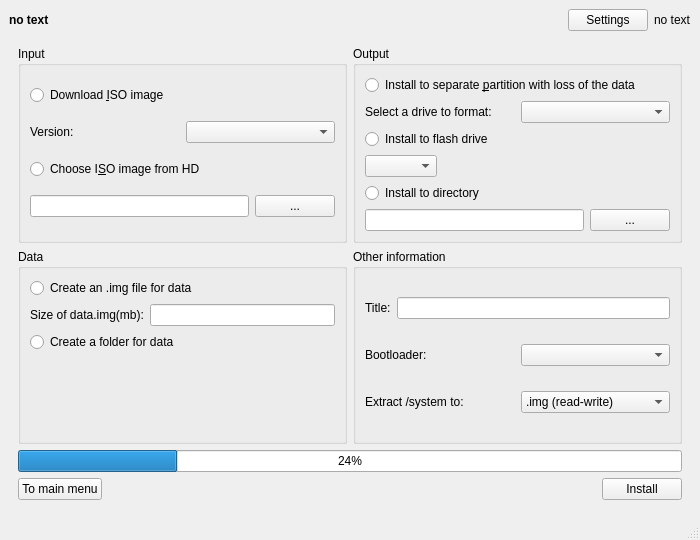
Old version of the form window.ui in the repository YourDroid/YourDroid.
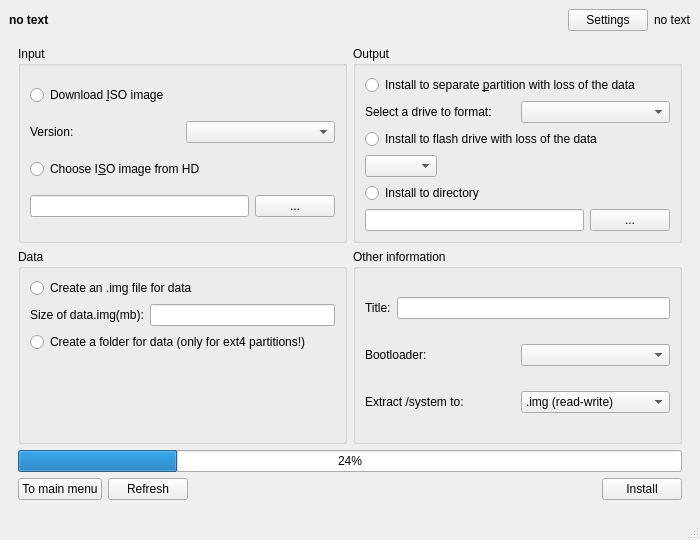
New version of the form. The open tabs and pages were chosen to show the change. Icons and pictures are not drawn.

Commit message: added installation to a flash drive

What changed in the file:
```diff
--- a/window.ui
+++ b/window.ui
@@ -352,7 +352,7 @@
              <item>
               <widget class="QRadioButton" name="radioDataToFolder">
                <property name="text">
-                <string>Create a folder for data</string>
+                <string>Create a folder for data (only for ext4 partitions!)</string>
                </property>
               </widget>
              </item>
@@ -515,7 +515,7 @@
              <item>
               <widget class="QRadioButton" name="radioInstallFlashDriveIns">
                <property name="text">
-                <string>Install to flash drive</string>
+                <string>Install to flash drive with loss of the data</string>
                </property>
               </widget>
              </item>
@@ -574,6 +574,13 @@
             </property>
            </widget>
           </item>
+          <item>
+           <widget class="QPushButton" name="buttonRefreshInstall">
+            <property name="text">
+             <string>Refresh</string>
+            </property>
+           </widget>
+          </item>
           <item>
            <spacer name="horizontalSpacer_3">
             <property name="orientation">
```
Left out of the diff: 2 changed lines with no effect on the pictures. The commit also changes 9 other files.
